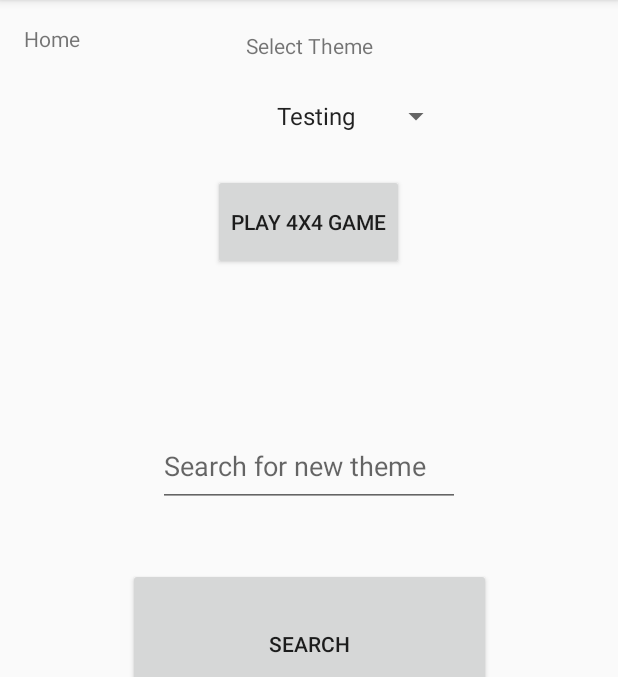
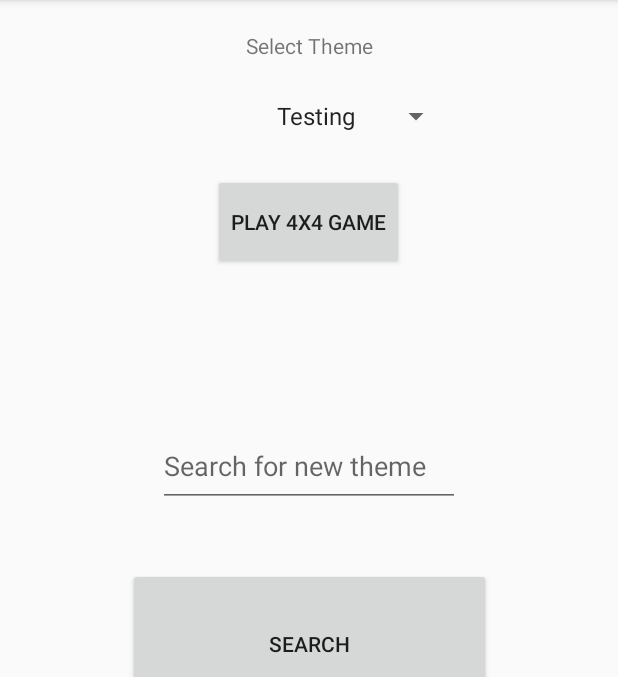
Before and after one commit to DBrittonLinebarger/ArtGalleryMemoryMatch, an Android app: the screen it shows after launch (MainActivity), item 2 of the bottom bar chosen, on a phone screen of 412 x 824 dp, the part 84-761 px from its top. Run offline under Robolectric (Android 15) with nearby library versions, the light colour scheme and no system bars; our stand-ins replace Room's generated code; libraries missing offline, so code that uses them is left out: com.facebook.stetho; 1 statement that could not run was skipped.

Commit message:
added onCreate to game4x4 fragment and adjusted activity_main.xml

```diff
--- a/app/src/main/java/edu/cnm/deepdive/gallery_match/controller/Game4x4ActivityFragment.java
+++ b/app/src/main/java/edu/cnm/deepdive/gallery_match/controller/Game4x4ActivityFragment.java
@@ -4,10 +4,20 @@ import android.os.Bundle;
 import android.view.LayoutInflater;
 import android.view.View;
 import android.view.ViewGroup;
+import androidx.annotation.Nullable;
 import androidx.fragment.app.Fragment;
 import edu.cnm.deepdive.gallery_match.R;
+import edu.cnm.deepdive.gallery_match.model.entity.Game;
 
 public class Game4x4ActivityFragment extends Fragment {
+
+  private Game game;
+
+  @Override
+  public void onCreate(@Nullable Bundle savedInstanceState) {
+    super.onCreate(savedInstanceState);
+    //game = new game();
+  }
 
   @Override
   public View onCreateView(LayoutInflater inflater,
--- a/app/src/main/res/layout/activity_main.xml
+++ b/app/src/main/res/layout/activity_main.xml
@@ -8,16 +8,7 @@
   android:layout_height="match_parent"
   tools:context=".MainActivity">
 
-  <TextView
-    android:id="@+id/message"
-    android:layout_width="wrap_content"
-    android:layout_height="wrap_content"
-    android:layout_marginTop="@dimen/activity_vertical_margin"
-    android:layout_marginStart="@dimen/activity_horizontal_margin"
-    android:layout_marginLeft="@dimen/activity_horizontal_margin"
-    android:text="@string/title_home"
-    app:layout_constraintLeft_toLeftOf="parent"
-    app:layout_constraintTop_toTopOf="parent"/>
+
 
   <com.google.android.material.bottomnavigation.BottomNavigationView
     android:id="@+id/navigation"
```
